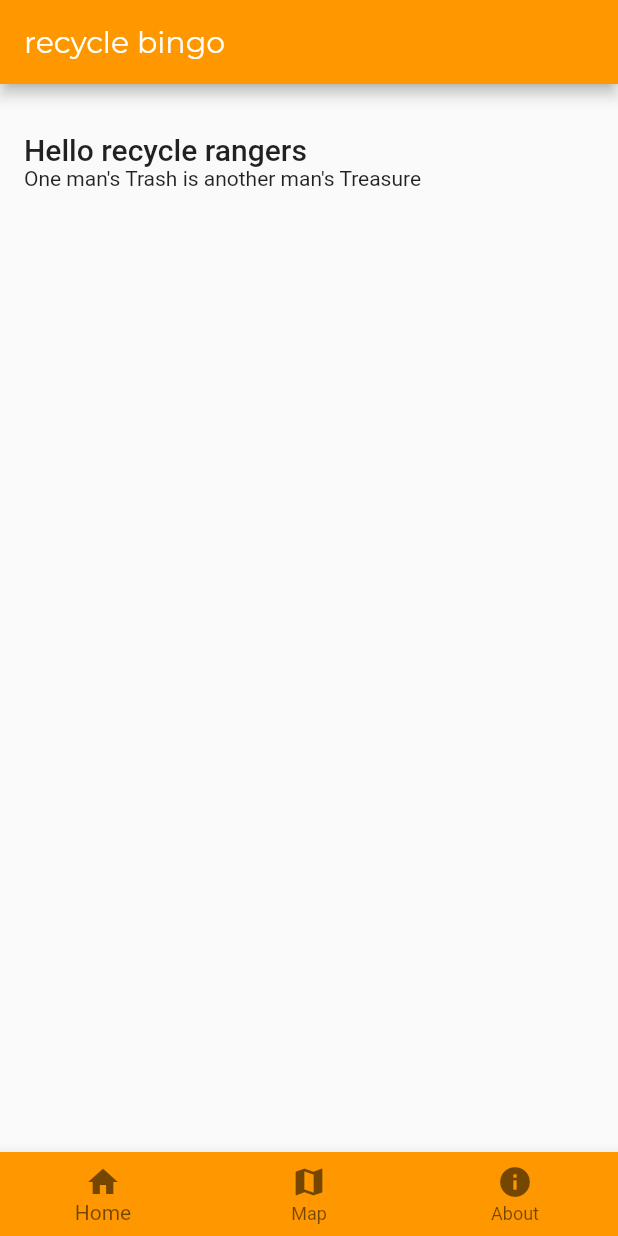
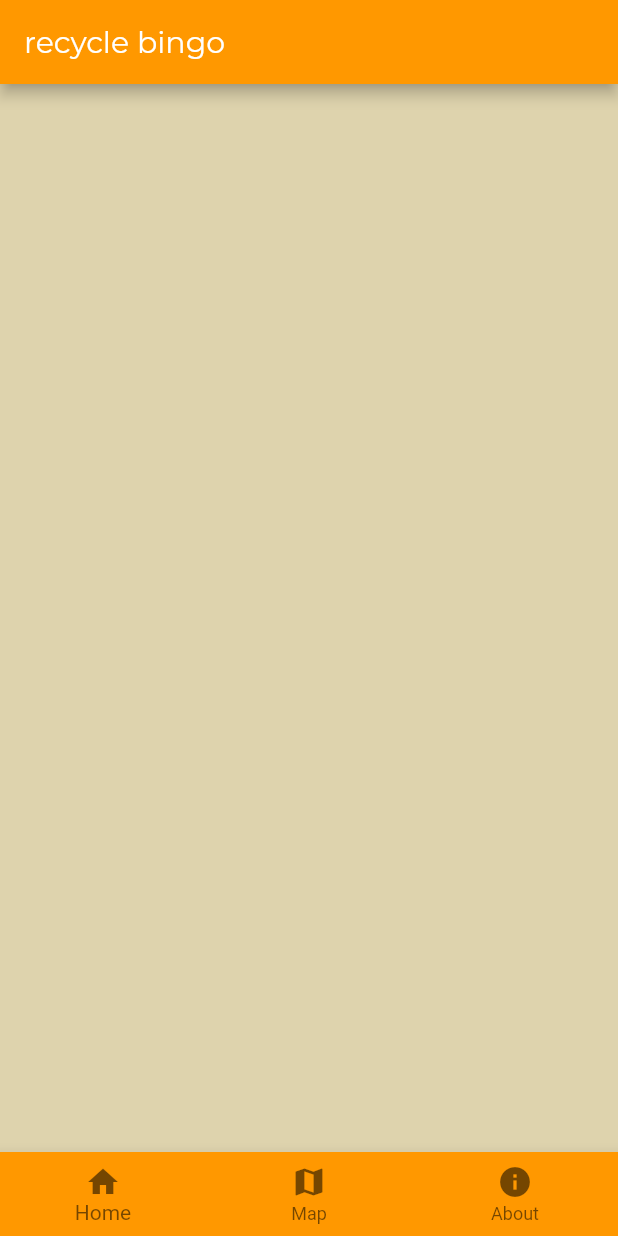
Before and after one commit to shamwairock/recycle_bingo, a Flutter app: the screen it shows after launch, on a phone screen of 412 x 824 dp. Run offline on Flutter 3.47's test engine with Material 2 defaults, Android fonts, the light colour scheme and no system bars; our stand-ins replace geolocator, google_maps_flutter, location, permission_handler, splashscreen; project files that could hold a hidden picture were left out.

```diff
--- a/lib/screens/about/about_view.dart
+++ b/lib/screens/about/about_view.dart
@@ -8,11 +8,12 @@ class AboutView extends StatelessWidget{
         appBar: AppBar(
           title: Text('about'),
         ),
+        backgroundColor: const Color(0xffded3ad),
         body:Column(
           mainAxisAlignment: MainAxisAlignment.start,
           crossAxisAlignment: CrossAxisAlignment.stretch,
           children: <Widget>[
-            ImageBannerView("assets/images/boss.jpg"),
+//            ImageBannerView("assets/images/boss.jpg"),
           ],
         )
     );
--- a/lib/screens/home/home_view.dart
+++ b/lib/screens/home/home_view.dart
@@ -12,19 +12,23 @@ class HomeView extends StatelessWidget{
         appBar: AppBar(
           title: Text('recycle bingo'),
         ),
-        body:Column(
-          mainAxisAlignment: MainAxisAlignment.start,
-          crossAxisAlignment: CrossAxisAlignment.stretch,
-          children: <Widget>[
-            Container(
-                padding: const EdgeInsets.fromLTRB(_hPadding, 32.0, _hPadding, 0),
-                child:Text('Hello recycle rangers', style: Theme.of(context).textTheme.title)
-            ),
-            Container(
-                padding: const EdgeInsets.fromLTRB(_hPadding, 0, _hPadding, 0),
-                child:Text('One man\'s Trash is another man\'s Treasure', style: Theme.of(context).textTheme.body1)
-            ),
-          ],
+        backgroundColor: const Color(0xffded3ad),
+        body:Container(
+          child: Column(
+            mainAxisAlignment: MainAxisAlignment.start,
+            crossAxisAlignment: CrossAxisAlignment.stretch,
+            children: <Widget>[
+//              Container(
+//                  padding: const EdgeInsets.fromLTRB(_hPadding, 32.0, _hPadding, 0),
+//                  child:Text('Hello recycle rangers', style: Theme.of(context).textTheme.title)
+//              ),
+//              Container(
+//                  padding: const EdgeInsets.fromLTRB(_hPadding, 0, _hPadding, 0),
+//                  child:Text('One man\'s Trash is another man\'s Treasure', style: Theme.of(context).textTheme.body1)
+//              ),
+            ],
+          ),
+
         ),
     );
   }
```
Also changed, not shown: lib/main.dart (+9 -5 lines), 32 other files.
